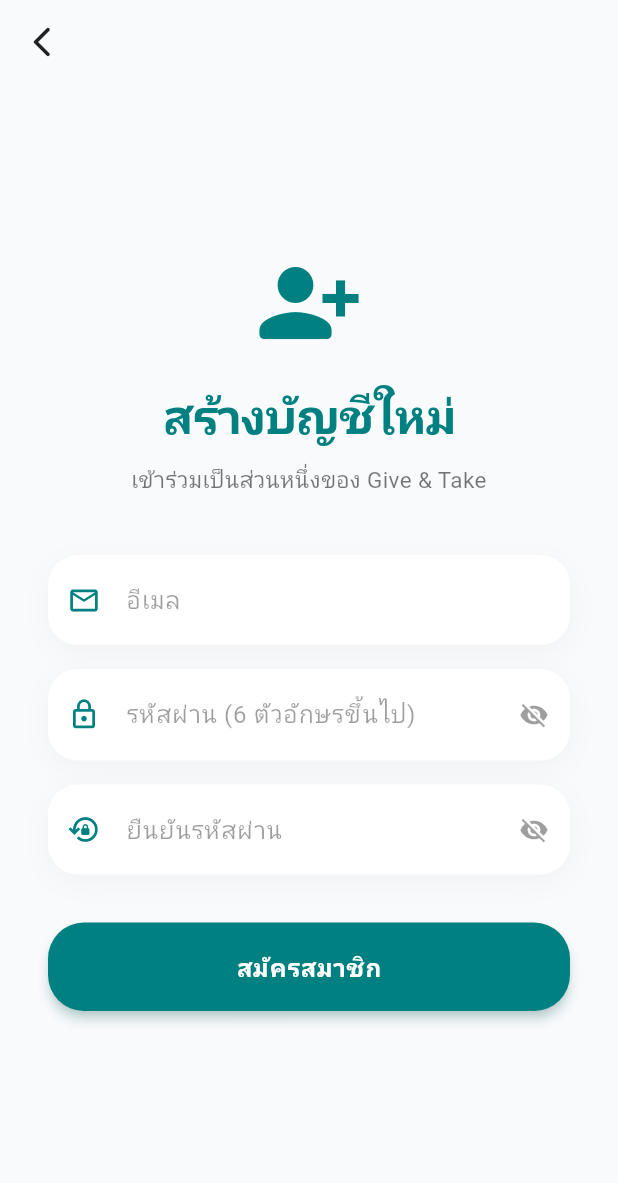
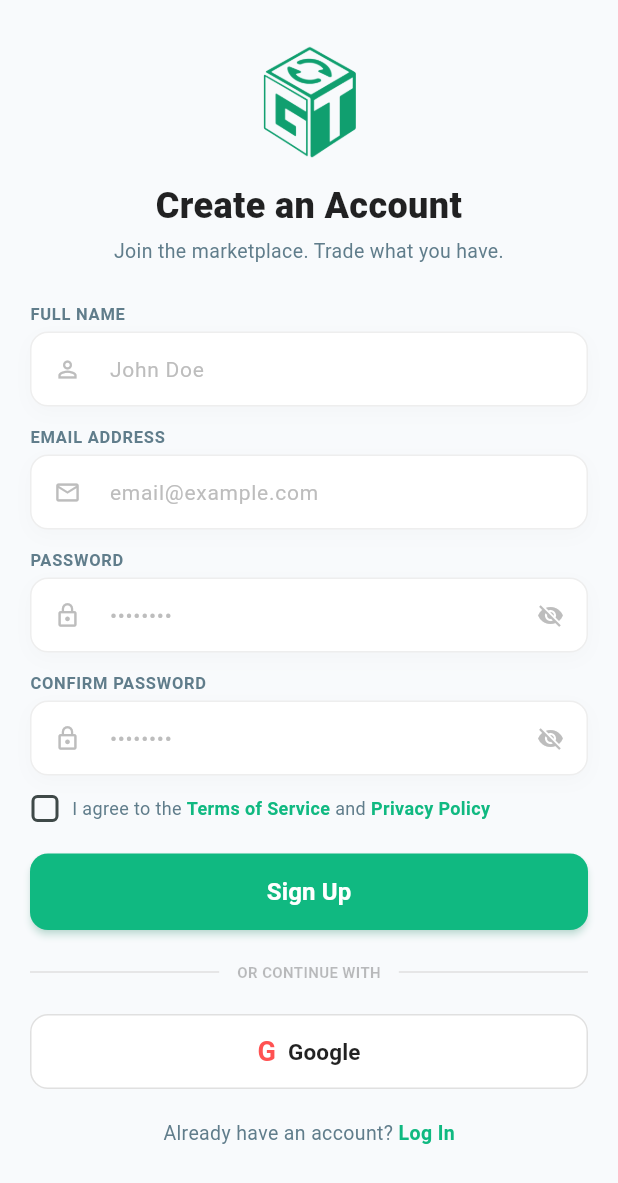
Before and after one commit to PattaraponKitcharoen/give_and_take, a Flutter app: the RegisterScreen screen opened directly, on a phone screen of 412 x 824 dp. Shown: the top 1183 px of the screen. Run offline on Flutter 3.47's test engine with Material 3 defaults, Android fonts, the phone set to English and light mode, and no system bars; our stand-ins replace cloud_firestore, firebase_auth, firebase_core; accounts and stored records are empty.

Commit message:
style: redesign register screen

```diff
--- a/lib/screens/register_screen.dart
+++ b/lib/screens/register_screen.dart
@@ -1,6 +1,6 @@
 import 'package:flutter/material.dart';
 import 'package:firebase_auth/firebase_auth.dart';
-import 'package:cloud_firestore/cloud_firestore.dart'; // อย่าลืม Import Firestore
+import 'package:cloud_firestore/cloud_firestore.dart';
 import 'main_layout.dart';
 
 class RegisterScreen extends StatefulWidget {
@@ -11,19 +11,22 @@ class RegisterScreen extends StatefulWidget {
 }
 
 class _RegisterScreenState extends State<RegisterScreen> {
-  final Color tealColor = const Color(0xFF008080);
+  final Color tealColor = const Color(0xFF10B981);
   final Color bgColor = const Color(0xFFF8FAFC);
 
   bool _obscureText = true;
   bool _obscureConfirmText = true;
   bool _isLoading = false;
+  bool _agreeToTerms = false;
 
+  final _nameController = TextEditingController();
   final _emailController = TextEditingController();
   final _passwordController = TextEditingController();
   final _confirmPasswordController = TextEditingController();
 
   @override
   void dispose() {
+    _nameController.dispose();
     _emailController.dispose();
     _passwordController.dispose();
     _confirmPasswordController.dispose();
@@ -31,87 +34,62 @@ class _RegisterScreenState extends State<RegisterScreen> {
   }
 
   Future<void> _register() async {
+    final name = _nameController.text.trim();
     final email = _emailController.text.trim();
     final password = _passwordController.text.trim();
     final confirmPassword = _confirmPasswordController.text.trim();
 
-    // 1. ตรวจสอบว่ากรอกข้อมูลครบหรือไม่
-    if (email.isEmpty || password.isEmpty || confirmPassword.isEmpty) {
-      ScaffoldMessenger.of(context).showSnackBar(
-        const SnackBar(content: Text('กรุณากรอกข้อมูลให้ครบถ้วน')),
-      );
+    if (name.isEmpty || email.isEmpty || password.isEmpty || confirmPassword.isEmpty) {
+      ScaffoldMessenger.of(context).showSnackBar(const SnackBar(content: Text('กรุณากรอกข้อมูลให้ครบทุกช่อง')));
       return;
     }
 
-    // 2. ตรวจสอบว่ารหัสผ่านตรงกันหรือไม่
     if (password != confirmPassword) {
-      ScaffoldMessenger.of(context).showSnackBar(
-        const SnackBar(content: Text('รหัสผ่านและการยืนยันรหัสผ่านไม่ตรงกัน')),
-      );
+      ScaffoldMessenger.of(context).showSnackBar(const SnackBar(content: Text('รหัสผ่านและการยืนยันรหัสผ่านไม่ตรงกัน')));
       return;
     }
 
-    setState(() {
-      _isLoading = true;
-    });
+    if (!_agreeToTerms) {
+      ScaffoldMessenger.of(context).showSnackBar(const SnackBar(content: Text('กรุณายอมรับเงื่อนไขและข้อตกลงการใช้งาน')));
+      return;
+    }
+
+    setState(() => _isLoading = true);
 
     try {
-      // 3. ส่งคำสั่งสร้างบัญชีไปที่ Firebase Auth
-      final userCredential = await FirebaseAuth.instance.createUserWithEmailAndPassword(
-        email: email,
-        password: password,
-      );
+      final userCredential = await FirebaseAuth.instance.createUserWithEmailAndPassword(email: email, password: password);
 
-      // 4. สร้างข้อมูลโปรไฟล์เริ่มต้นใน Firestore Database (ตาราง users)
       if (userCredential.user != null) {
         await FirebaseFirestore.instance.collection('users').doc(userCredential.user!.uid).set({
           'user_id': userCredential.user!.uid,
           'email': email,
-          'name': '', // ปล่อยว่างไว้ให้ผู้ใช้ไปตั้งค่าในหน้า Edit Profile
+          'name': name,
           'bio': '',
           'tel': '',
           'profile_img_url': '',
-          'coins_balance': 1000, // แจกเหรียญเริ่มต้นสำหรับผู้ใช้ใหม่
+          'coins_balance': 1000,
           'created_at': FieldValue.serverTimestamp(),
           'updated_at': FieldValue.serverTimestamp(),
         });
       }
 
       if (mounted) {
-        // เมื่อสมัครสำเร็จ ให้พาเข้าสู่หน้าหลักของแอปทันที
-        Navigator.pushAndRemoveUntil(
-          context,
-          MaterialPageRoute(builder: (context) => const MainLayout()),
-          (route) => false,
-        );
+        Navigator.pushAndRemoveUntil(context, MaterialPageRoute(builder: (context) => const MainLayout()), (route) => false);
       }
     } on FirebaseAuthException catch (e) {
       String message = 'เกิดข้อผิดพลาดในการสมัครสมาชิก';
+      if (e.code == 'weak-password') message = 'รหัสผ่านอ่อนเกินไป (ต้อง 6 ตัวอักษรขึ้นไป)';
+      else if (e.code == 'email-already-in-use') message = 'อีเมลนี้ถูกใช้งานในระบบแล้ว';
+      else if (e.code == 'invalid-email') message = 'รูปแบบอีเมลไม่ถูกต้อง';
 
-      if (e.code == 'weak-password') {
-        message = 'รหัสผ่านอ่อนเกินไป (ต้อง 6 ตัวอักษรขึ้นไป)';
-      } else if (e.code == 'email-already-in-use') {
-        message = 'อีเมลนี้ถูกใช้งานในระบบแล้ว';
-      } else if (e.code == 'invalid-email') {
-        message = 'รูปแบบอีเมลไม่ถูกต้อง';
-      }
-
-      if (mounted) {
-        ScaffoldMessenger.of(context).showSnackBar(
-          SnackBar(content: Text(message)),
-        );
-      }
+      if (mounted) ScaffoldMessenger.of(context).showSnackBar(SnackBar(content: Text(message)));
     } finally {
-      if (mounted) {
-        setState(() {
-          _isLoading = false;
-        });
-      }
+      if (mounted) setState(() => _isLoading = false);
     }
   }
 
-  // ฟังก์ชันช่วยสร้างกล่องกรอกข้อมูลเพื่อลดความซ้ำซ้อนของโค้ด
-  Widget _buildTextField({
+  Widget _buildLabeledTextField({
+    required String label,
     required TextEditingController controller,
     required String hintText,
     required IconData icon,
@@ -119,17 +97,17 @@ class _RegisterScreenState extends State<RegisterScreen> {
     bool? obscureState,
     VoidCallback? onToggleObscure,
   }) {
-    return Container(
+    return Column(
+      crossAxisAlignment: CrossAxisAlignment.start,
+      children: [
+        Text(label, style: const TextStyle(fontSize: 11, fontWeight: FontWeight.bold, color: Colors.blueGrey, letterSpacing: 0.5)),
+        const SizedBox(height: 4), // 🟢 บีบช่องว่าง
+        Container(
           decoration: BoxDecoration(
             color: Colors.white,
-        borderRadius: BorderRadius.circular(20),
-        boxShadow: [
-          BoxShadow(
-            color: Colors.black.withOpacity(0.03),
-            blurRadius: 15,
-            offset: const Offset(0, 5),
-          ),
-        ],
+            borderRadius: BorderRadius.circular(12), // 🟢 ลดความมนลงนิดนึง
+            border: Border.all(color: Colors.grey.shade200),
+            boxShadow: [BoxShadow(color: Colors.black.withOpacity(0.02), blurRadius: 10, offset: const Offset(0, 4))],
           ),
           child: TextField(
             controller: controller,
@@ -137,25 +115,18 @@ class _RegisterScreenState extends State<RegisterScreen> {
             keyboardType: isPassword ? TextInputType.text : TextInputType.emailAddress,
             decoration: InputDecoration(
               hintText: hintText,
-          hintStyle: const TextStyle(color: Colors.black38),
-          prefixIcon: Icon(icon, color: const Color(0xFF008080), size: 22),
+              hintStyle: TextStyle(color: Colors.grey.shade400, fontSize: 14),
+              prefixIcon: Icon(icon, color: Colors.grey.shade400, size: 18),
               suffixIcon: isPassword
-              ? IconButton(
-                  icon: Icon(
-                    obscureState! ? Icons.visibility_off : Icons.visibility,
-                    color: Colors.black38,
-                    size: 20,
-                  ),
-                  onPressed: onToggleObscure,
-                )
+                  ? IconButton(icon: Icon(obscureState! ? Icons.visibility_off : Icons.visibility, color: Colors.grey.shade400, size: 18), onPressed: onToggleObscure)
                   : null,
-          border: OutlineInputBorder(
-            borderRadius: BorderRadius.circular(20),
-            borderSide: BorderSide.none,
-          ),
-          contentPadding: const EdgeInsets.symmetric(vertical: 18),
+              border: InputBorder.none,
+              contentPadding: const EdgeInsets.symmetric(vertical: 12), // 🟢 บีบความอ้วนของช่องกรอก
             ),
           ),
+        ),
+        const SizedBox(height: 12), // 🟢 บีบช่องว่างระหว่างช่องกรอก
+      ],
     );
   }
 
@@ -163,91 +134,113 @@ class _RegisterScreenState extends State<RegisterScreen> {
   Widget build(BuildContext context) {
     return Scaffold(
       backgroundColor: bgColor,
-      appBar: AppBar(
-        backgroundColor: Colors.transparent,
-        elevation: 0,
-        leading: IconButton(
-          icon: const Icon(Icons.arrow_back_ios_new_rounded, color: Colors.black87),
-          onPressed: () => Navigator.pop(context),
-        ),
-      ),
       body: SafeArea(
-        child: Center(
         child: SingleChildScrollView(
-            padding: const EdgeInsets.symmetric(horizontal: 32.0),
+          physics: const ClampingScrollPhysics(), // 🟢 ป้องกันการเด้งยืดหยุ่นตอนสไลด์ ทำให้เหมือนโดนล็อค
+          padding: const EdgeInsets.symmetric(horizontal: 20.0, vertical: 12.0), // 🟢 บีบขอบด้านข้างและบนล่าง
           child: Column(
             crossAxisAlignment: CrossAxisAlignment.stretch,
             children: [
-                const Icon(Icons.person_add_alt_1_rounded, size: 72, color: Color(0xFF008080)),
               const SizedBox(height: 16),
-                const Text(
-                  'สร้างบัญชีใหม่',
-                  textAlign: TextAlign.center,
-                  style: TextStyle(
-                    fontSize: 32,
-                    fontWeight: FontWeight.w800,
-                    color: Color(0xFF008080),
-                    letterSpacing: -0.5,
+              // 🟢 ดึงรูปแอปไอคอนของคุณมาใช้ (ครอบให้ขอบมนนิดๆ ให้ดูเป็นโลโก้)
+              Center(
+                child: ClipRRect(
+                  borderRadius: BorderRadius.circular(16),
+                  child: Image.asset('assets/logo.png', width: 80, height: 80,color: Color.fromARGB(255, 16, 159, 111), fit: BoxFit.cover),
                 ),
               ),
-                const SizedBox(height: 8),
+              const SizedBox(height: 12),
               const Text(
-                  'เข้าร่วมเป็นส่วนหนึ่งของ Give & Take',
+                'Create an Account',
                 textAlign: TextAlign.center,
-                  style: TextStyle(fontSize: 15, color: Colors.black54),
+                style: TextStyle(fontSize: 24, fontWeight: FontWeight.w900, color: Colors.black87), // 🟢 ลดขนาดฟอนต์หัวข้อ
               ),
-                const SizedBox(height: 40),
+              const SizedBox(height: 4),
+              const Text(
+                'Join the marketplace. Trade what you have.',
+                textAlign: TextAlign.center,
+                style: TextStyle(fontSize: 13, color: Colors.blueGrey), // 🟢 ลดขนาดฟอนต์ซับไตเติ้ล
+              ),
+              const SizedBox(height: 24), // 🟢 บีบช่องว่างก่อนเข้าฟอร์ม
 
-                _buildTextField(
-                  controller: _emailController,
-                  hintText: 'อีเมล',
-                  icon: Icons.email_outlined,
+              _buildLabeledTextField(label: 'FULL NAME', controller: _nameController, hintText: 'John Doe', icon: Icons.person_outline),
+              _buildLabeledTextField(label: 'EMAIL ADDRESS', controller: _emailController, hintText: 'email@example.com', icon: Icons.mail_outline),
+              _buildLabeledTextField(label: 'PASSWORD', controller: _passwordController, hintText: '••••••••', icon: Icons.lock_outline, isPassword: true, obscureState: _obscureText, onToggleObscure: () => setState(() => _obscureText = !_obscureText)),
+              _buildLabeledTextField(label: 'CONFIRM PASSWORD', controller: _confirmPasswordController, hintText: '••••••••', icon: Icons.lock_outline, isPassword: true, obscureState: _obscureConfirmText, onToggleObscure: () => setState(() => _obscureConfirmText = !_obscureConfirmText)),
+
+              // Checkbox
+              Row(
+                children: [
+                  SizedBox(
+                    width: 20, height: 20,
+                    child: Checkbox(value: _agreeToTerms, activeColor: tealColor, shape: RoundedRectangleBorder(borderRadius: BorderRadius.circular(4)), onChanged: (value) => setState(() => _agreeToTerms = value ?? false)),
                   ),
-                const SizedBox(height: 16),
+                  const SizedBox(width: 8),
+                  const Expanded(
+                    child: Text.rich(
+                      TextSpan(
+                        text: 'I agree to the ',
+                        style: TextStyle(fontSize: 12, color: Colors.blueGrey), // 🟢 ลดขนาดฟอนต์
+                        children: [
+                          TextSpan(text: 'Terms of Service', style: TextStyle(color: Color(0xFF10B981), fontWeight: FontWeight.bold)),
+                          TextSpan(text: ' and '),
+                          TextSpan(text: 'Privacy Policy', style: TextStyle(color: Color(0xFF10B981), fontWeight: FontWeight.bold)),
+                        ],
+                      ),
+                    ),
+                  ),
+                ],
+              ),
+              const SizedBox(height: 20),
 
-                _buildTextField(
-                  controller: _passwordController,
-                  hintText: 'รหัสผ่าน (6 ตัวอักษรขึ้นไป)',
-                  icon: Icons.lock_outline,
-                  isPassword: true,
-                  obscureState: _obscureText,
-                  onToggleObscure: () => setState(() => _obscureText = !_obscureText),
-                ),
-                const SizedBox(height: 16),
-
-                _buildTextField(
-                  controller: _confirmPasswordController,
-                  hintText: 'ยืนยันรหัสผ่าน',
-                  icon: Icons.lock_reset_outlined,
-                  isPassword: true,
-                  obscureState: _obscureConfirmText,
-                  onToggleObscure: () => setState(() => _obscureConfirmText = !_obscureConfirmText),
-                ),
-                const SizedBox(height: 32),
-
+              // ปุ่ม Sign Up
               ElevatedButton(
                 onPressed: _isLoading ? null : _register,
                 style: ElevatedButton.styleFrom(
-                    backgroundColor: tealColor,
-                    foregroundColor: Colors.white,
-                    padding: const EdgeInsets.symmetric(vertical: 18),
-                    shape: RoundedRectangleBorder(
-                      borderRadius: BorderRadius.circular(24),
-                    ),
-                    elevation: 3,
-                    shadowColor: tealColor.withOpacity(0.5),
+                  backgroundColor: tealColor, foregroundColor: Colors.white,
+                  padding: const EdgeInsets.symmetric(vertical: 14), // 🟢 บีบความอ้วนปุ่ม
+                  shape: RoundedRectangleBorder(borderRadius: BorderRadius.circular(12)),
+                  elevation: 2, shadowColor: tealColor.withOpacity(0.4),
                 ),
                 child: _isLoading
-                    ? const SizedBox(
-                        height: 20,
-                        width: 20,
-                        child: CircularProgressIndicator(color: Colors.white, strokeWidth: 2),
-                      )
-                    : const Text('สมัครสมาชิก', style: TextStyle(fontSize: 16, fontWeight: FontWeight.bold, letterSpacing: 0.5)),
+                  ? const SizedBox(height: 20, width: 20, child: CircularProgressIndicator(color: Colors.white, strokeWidth: 2))
+                  : const Text('Sign Up', style: TextStyle(fontSize: 16, fontWeight: FontWeight.bold)),
               ),
-                const SizedBox(height: 40),
+              const SizedBox(height: 20),
+
+              Row(
+                children: [
+                  Expanded(child: Divider(color: Colors.grey.shade300)),
+                  const Padding(padding: EdgeInsets.symmetric(horizontal: 12), child: Text('OR CONTINUE WITH', style: TextStyle(fontSize: 10, fontWeight: FontWeight.bold, color: Colors.black26))),
+                  Expanded(child: Divider(color: Colors.grey.shade300)),
                 ],
               ),
+              const SizedBox(height: 20),
+
+              OutlinedButton.icon(
+                onPressed: () {},
+                icon: const Text('G', style: TextStyle(fontSize: 18, fontWeight: FontWeight.bold, color: Colors.redAccent)),
+                label: const Text('Google', style: TextStyle(fontSize: 15, color: Colors.black87, fontWeight: FontWeight.bold)),
+                style: OutlinedButton.styleFrom(
+                  padding: const EdgeInsets.symmetric(vertical: 12), // 🟢 บีบปุ่ม Google
+                  backgroundColor: Colors.white, side: BorderSide(color: Colors.grey.shade300),
+                  shape: RoundedRectangleBorder(borderRadius: BorderRadius.circular(12)),
+                ),
+              ),
+              const SizedBox(height: 20),
+
+              Row(
+                mainAxisAlignment: MainAxisAlignment.center,
+                children: [
+                  const Text('Already have an account? ', style: TextStyle(color: Colors.blueGrey, fontSize: 13)),
+                  GestureDetector(
+                    onTap: () => Navigator.pop(context),
+                    child: Text('Log In', style: TextStyle(color: tealColor, fontWeight: FontWeight.bold, fontSize: 13)),
+                  ),
+                ],
+              ),
+              const SizedBox(height: 12),
+            ],
           ),
         ),
       ),
```
Also changed, not shown: pubspec.yaml (+7 -0 lines), assets/app_icon.png (added), pubspec.lock, 28 other files. Lines whose indentation alone changed are shown as unchanged.
